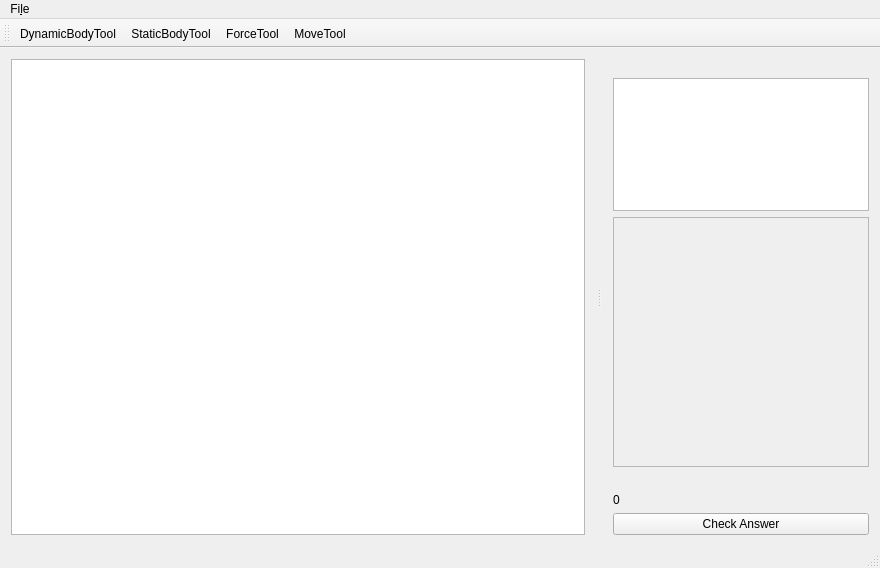
Above: NewtonCore/mainwindow.ui from jarednielson/NewtonEZ before the change. Below: the same form after it.
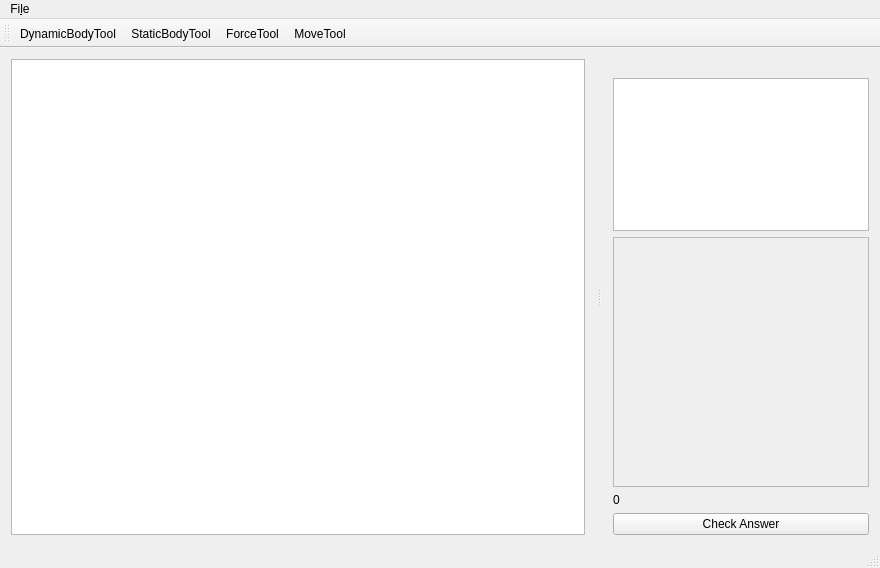
That is the form after the change. Custom widgets are drawn as their Qt base class.

Commit message: Create slot that connects to check answer signal this will send the inputs to the model via another signal. Delete the answerLabel stuff since we are pivoting away

```diff
--- a/NewtonCore/mainwindow.ui
+++ b/NewtonCore/mainwindow.ui
@@ -194,13 +194,6 @@
          </widget>
         </widget>
        </item>
-       <item>
-        <widget class="QLabel" name="answerLabel">
-         <property name="text">
-          <string/>
-         </property>
-        </widget>
-       </item>
        <item>
         <widget class="QLabel" name="simClock">
          <property name="text">
```
The commit also changes 2 other files.
